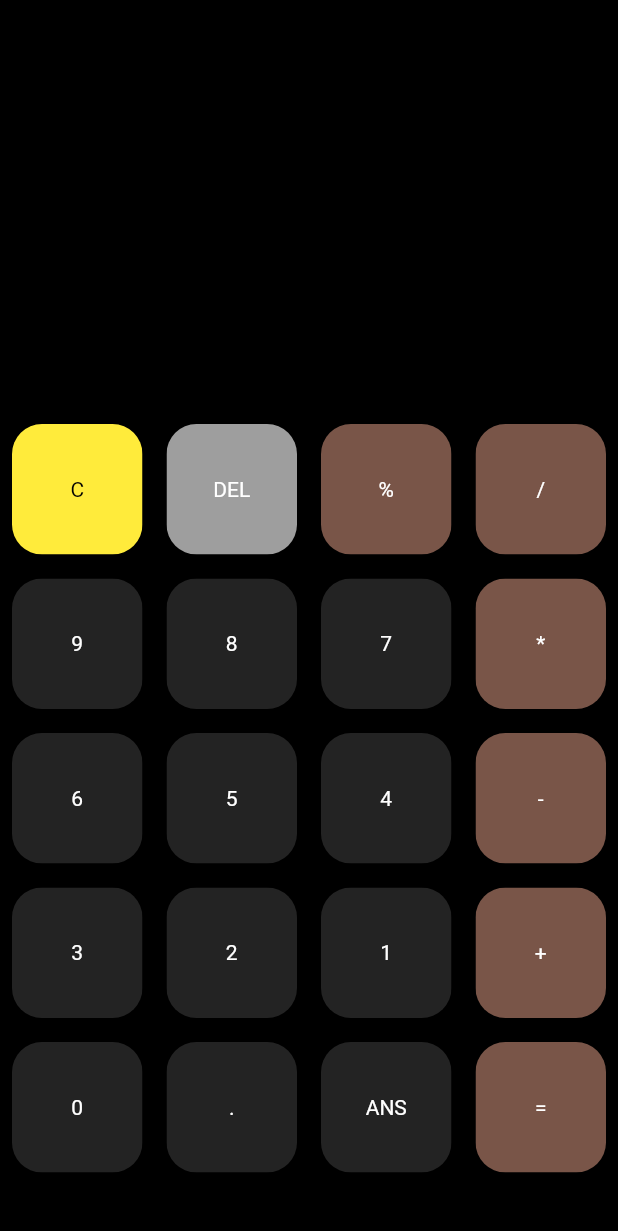
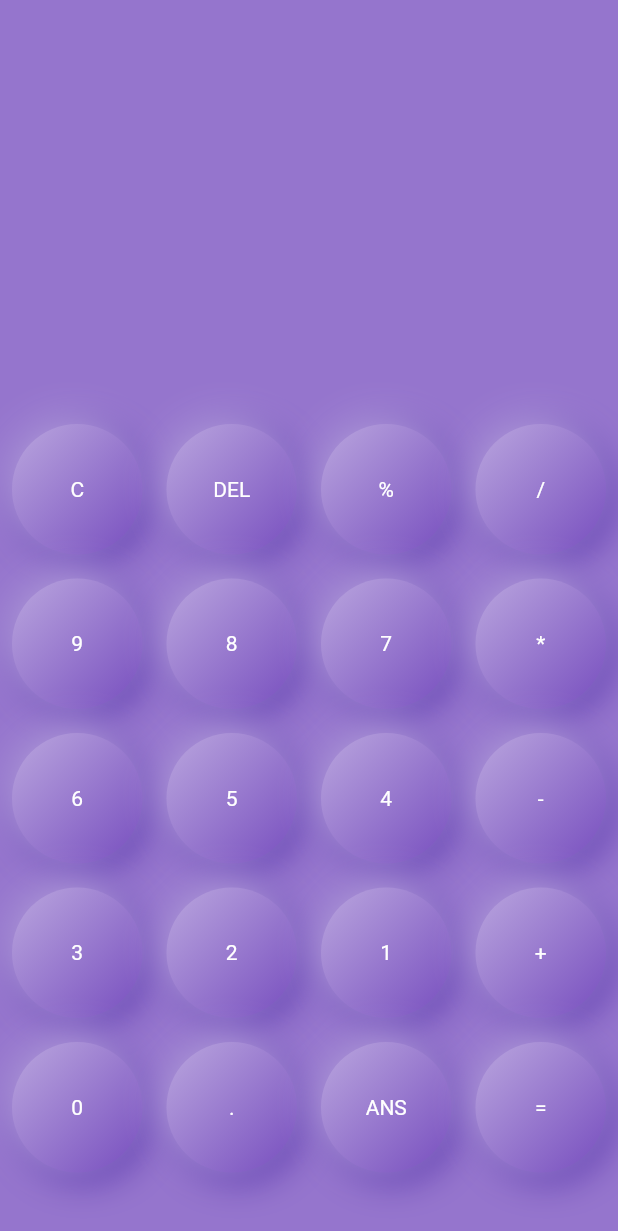
Before and after one commit to yosiassapari/calculator, a Flutter app: the screen it shows after launch, on a phone screen of 412 x 824 dp. Shown: the top 1231 px of the screen. Run offline on Flutter 3.47's test engine with Material 2 defaults, Android fonts, the phone set to English and light mode, and no system bars; our stand-ins replace math_expressions.

Commit message:
adding color and neumorphism

```diff
--- a/lib/home_page.dart
+++ b/lib/home_page.dart
@@ -1,4 +1,5 @@
 import 'package:calculator/my_button.dart';
+import 'package:calculator/neu_button.dart';
 import 'package:flutter/material.dart';
 import 'package:math_expressions/math_expressions.dart';
 
@@ -86,7 +87,7 @@ class _HomePageState extends State<HomePage> {
   Widget build(BuildContext context) {
     return SafeArea(
       child: Scaffold(
-        backgroundColor: Colors.black,
+        backgroundColor: Colors.deepPurple[300],
         body: Column(
           children: [
             //display question and answer
@@ -136,18 +137,19 @@ class _HomePageState extends State<HomePage> {
                 ),
                 itemBuilder: (context, index) {
                   if (index == 0) {
-                    return MyButton(
+                    return NeuButton(
                       child: button[index],
-                      color: Colors.yellow, //Color.fromARGB(255, 69, 174, 76),
-                      textColor: Colors.black,
+                      color: Colors
+                          .deepPurple[300], //Color.fromARGB(255, 69, 174, 76),
+                      textColor: Colors.white,
                       function: () {
                         pressedButton(button[index]);
                       },
                     );
                   } else if (index == 1) {
-                    return MyButton(
+                    return NeuButton(
                       child: button[index],
-                      color: Colors.grey, //Color.fromARGB(255, 255, 0, 0),
+                      color: Colors.deepPurple[300],
                       textColor: Colors.white,
                       function: () {
                         pressedButton(button[index]);
@@ -159,18 +161,18 @@ class _HomePageState extends State<HomePage> {
                       index == 11 ||
                       index == 15 ||
                       index == 19) {
-                    return MyButton(
+                    return NeuButton(
                       child: button[index],
-                      color: Colors.brown,
+                      color: Colors.deepPurple[300],
                       textColor: Colors.white,
                       function: () {
                         pressedButton(button[index]);
                       },
                     );
                   } else {
-                    return MyButton(
+                    return NeuButton(
                       child: button[index],
-                      color: const Color.fromARGB(255, 35, 35, 35),
+                      color: Colors.deepPurple[300],
                       textColor: Colors.white,
                       function: () {
                         pressedButton(button[index]);
```
